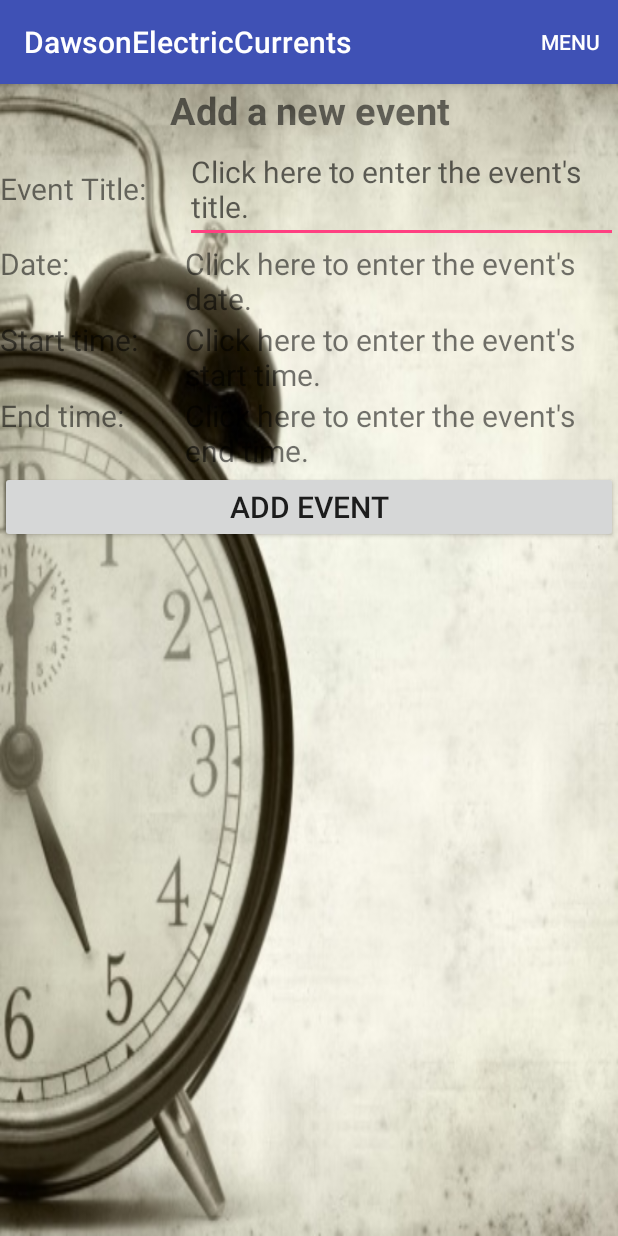
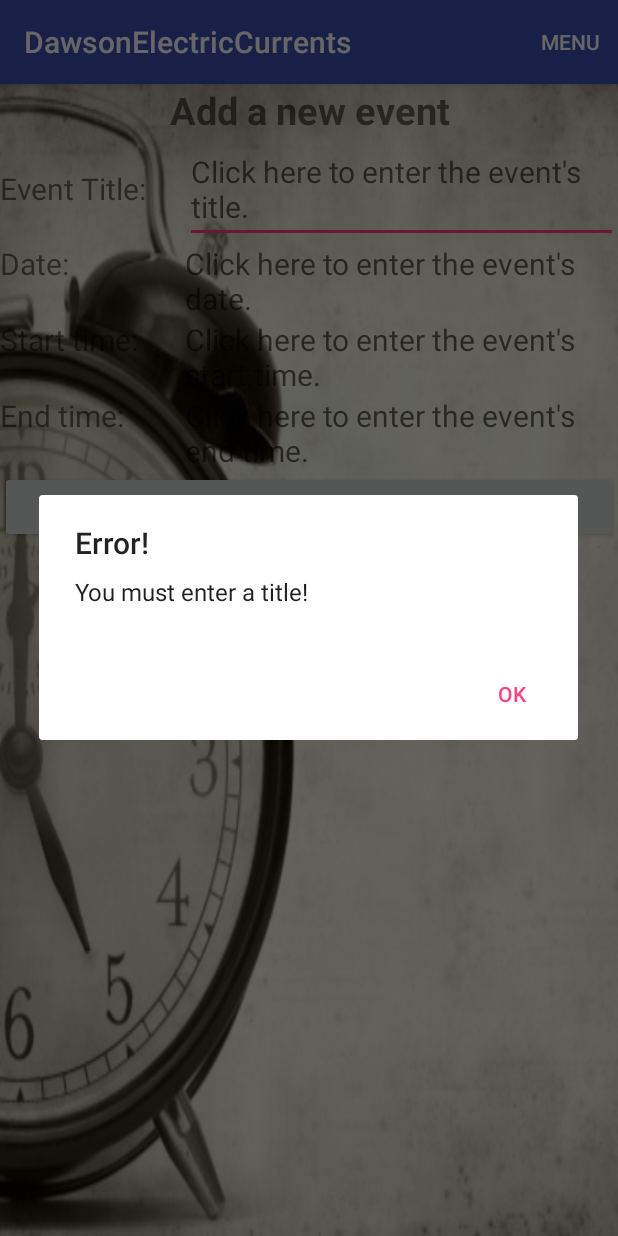
Before and after one commit to RimiDev/AllPurposeApp, an Android app: the CalendarActivity screen opened directly, with no data from a screen before it, after a tap on "ADD EVENT", on a phone screen of 412 x 824 dp. Run offline under Robolectric (Android 15) with nearby library versions, the phone set to English and light mode, and no system bars.

Commit message:
Changed about message, Calendar validation.
Changed my blurb message, changed the about message. Added validation to the calendar activity, make sure every field has an entry. Also checks if the end time is before the start time or not. An alert dialog will pop up with the appropriate message if an error occurs.

```diff
--- a/app/src/main/java/cs/dawson/dawsonelectriccurrents/CalendarActivity.java
+++ b/app/src/main/java/cs/dawson/dawsonelectriccurrents/CalendarActivity.java
@@ -1,5 +1,6 @@
 package cs.dawson.dawsonelectriccurrents;
 
+import android.app.AlertDialog;
 import android.app.DatePickerDialog;
 import android.app.TimePickerDialog;
 import android.content.ContentResolver;
@@ -28,7 +29,7 @@ import java.util.Calendar;
 import java.util.Locale;
 
 public class CalendarActivity extends MenuActivity {
-    private TextView etTitle;
+    private EditText etTitle;
     private TextView datePickerTV;
     private TextView startTimePickerTV;
     private TextView endTimePickerTV;
@@ -179,10 +180,75 @@ public class CalendarActivity extends MenuActivity {
         };
     }
 
+    public boolean validateTime(){
+        String startTime;
+        String endTime;
+        int start;
+        int end;
+
+        startTime = startHour + "" + startMinute;
+        endTime = endHour + "" + endMinute;
+
+        start = Integer.parseInt(startTime);
+        end = Integer.parseInt(endTime);
+
+        if(start > end)
+            return false;
+        else
+            return true;
+    }
+
     public void addEvent(View v){
         long calID = 1;
         long start;
         long end;
+        boolean validStartEndTime = validateTime();
+
+        if(etTitle.getText().toString().equals("")){
+            AlertDialog errorDialog = new AlertDialog.Builder(
+                    CalendarActivity.this).create();
+            errorDialog.setTitle("Error!");
+            errorDialog.setMessage("You must enter a title!");
+            errorDialog.setButton("OK", new DialogInterface.OnClickListener() {
+                public void onClick(DialogInterface dialog, int which) {
+                }
+            });
+            errorDialog.show();
+        }
+        else if(datePickerTV.getText().toString().equals("")){
+            AlertDialog errorDialog = new AlertDialog.Builder(
+                    CalendarActivity.this).create();
+            errorDialog.setTitle("Error!");
+            errorDialog.setMessage("You must enter a date!");
+            errorDialog.setButton("OK", new DialogInterface.OnClickListener() {
+                public void onClick(DialogInterface dialog, int which) {
+                }
+            });
+            errorDialog.show();
+        }
+        else if(startTimePickerTV.getText().toString().equals("") || endTimePickerTV.getText().toString().equals("")){
+            AlertDialog errorDialog = new AlertDialog.Builder(
+                    CalendarActivity.this).create();
+            errorDialog.setTitle("Error!");
+            errorDialog.setMessage("You must enter a start and end time!");
+            errorDialog.setButton("OK", new DialogInterface.OnClickListener() {
+                public void onClick(DialogInterface dialog, int which) {
+                }
+            });
+            errorDialog.show();
+        }
+        else if(!validStartEndTime) {
+            AlertDialog errorDialog = new AlertDialog.Builder(
+                    this).create();
+            errorDialog.setTitle("Error!");
+            errorDialog.setMessage("The end time cannot be earlier than the start time.");
+            errorDialog.setButton("OK", new DialogInterface.OnClickListener() {
+                public void onClick(DialogInterface dialog, int which) {
+                }
+            });
+            errorDialog.show();
+        }
+        else{
             Calendar startTime = Calendar.getInstance();
             startTime.set(year, month, day, startHour, startMinute);
             start = startTime.getTimeInMillis();
@@ -199,6 +265,8 @@ public class CalendarActivity extends MenuActivity {
             values.put(CalendarContract.Events.CALENDAR_ID, calID);
             Uri uri = cr.insert(CalendarContract.Events.CONTENT_URI, values);
 
-        Toast.makeText(this, "The event was created.", Toast.LENGTH_SHORT).show();
+            //Toast.makeText(this, "The event was created.", Toast.LENGTH_SHORT).show();
+            Toast.makeText(this, startTimePickerTV.getText(), Toast.LENGTH_SHORT).show();
         }
     }
+}
--- a/app/src/main/res/layout/activity_calendar.xml
+++ b/app/src/main/res/layout/activity_calendar.xml
@@ -43,6 +43,7 @@
                 android:layout_height="wrap_content"
                 android:layout_weight="70"
                 android:hint="@string/eventTitleHint"
+                android:singleLine="false"
                 android:textSize="20dp"/>
         </LinearLayout>
 
@@ -65,7 +66,7 @@
                 android:layout_width="0dp"
                 android:layout_height="wrap_content"
                 android:layout_weight="70"
-                android:text="@string/datePickerHint"
+                android:hint="@string/datePickerHint"
                 android:textSize="20dp"/>
 
         </LinearLayout>
@@ -89,7 +90,7 @@
                 android:layout_width="0dp"
                 android:layout_height="wrap_content"
                 android:layout_weight="70"
-                android:text="@string/startTimePickerHint"
+                android:hint="@string/startTimePickerHint"
                 android:textSize="20dp"/>
 
         </LinearLayout>
@@ -113,7 +114,7 @@
                 android:layout_width="0dp"
                 android:layout_height="wrap_content"
                 android:layout_weight="70"
-                android:text="@string/endTimePickerHint"
+                android:hint="@string/endTimePickerHint"
                 android:textSize="20dp"/>
 
         </LinearLayout>
--- a/app/src/main/res/values/strings.xml
+++ b/app/src/main/res/values/strings.xml
@@ -39,12 +39,10 @@
     <string name="aleText" translatable="false">Alessandro Ciotola</string>
     <string name="hannahText" translatable="false">Hannah Ly</string>
     <string name="kevinText" translatable="false">Kevin Bui</string>
-    <string name="aboutUs">Welcome to the Dawson Electric Currents team and our beautiful Dawson Friend Finder application.
-        We are students in 3rd year comptuer science and oh boy are we lovin' it.
-    </string>
+    <string name="aboutUs">Welcome to the Dawson Electric Currents team\'s Dawson Friend Finder application. We are students on their 3rd year in Computer Science at Dawson. The goal of this project was for us to code an application that could be used by Dawson students to find information about classes, teachers and their friends who are also using this app!</string>
     <string name="aleInfo">3rd year Comp sci student that enjoys CS:GO and unicorns.</string>
     <string name="maxInfo">I just want to make money and live a rich life.</string>
-    <string name="hannahInfo">I am the president of the gaming club.  Vietnamese at root but savage at heart.</string>
+    <string name="hannahInfo">President of the gaming club and enjoys eating.</string>
     <string name="kevinInfo">3rd year Comp sci student that enjoys weightlifting and making fun of Alessandro Ciotola :).</string>
     <string name="five_day_forecast">Five day forecast</string>
     <string name="date">Date</string>
```
Also changed, not shown: 1 other file. Lines whose indentation alone changed are shown as unchanged.
